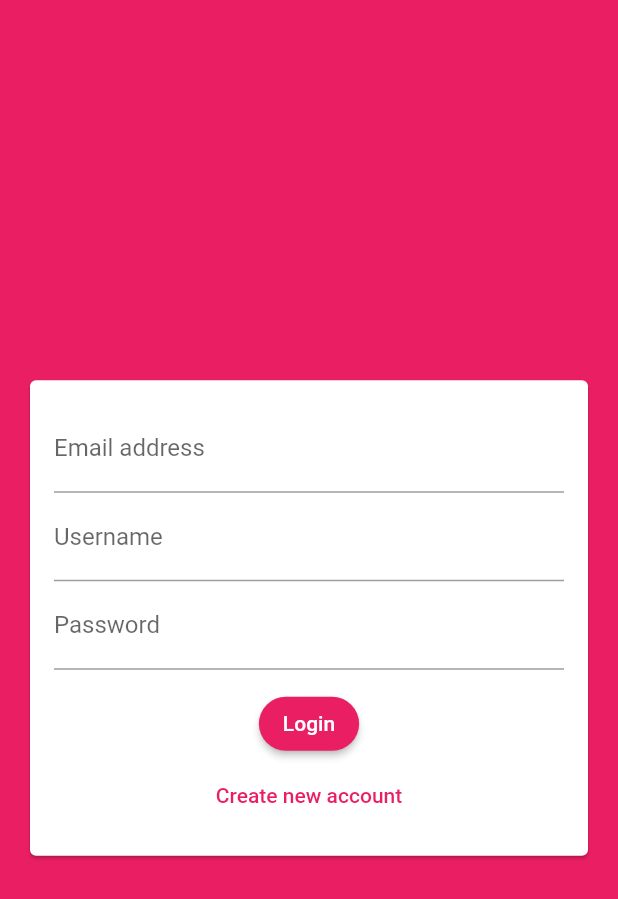
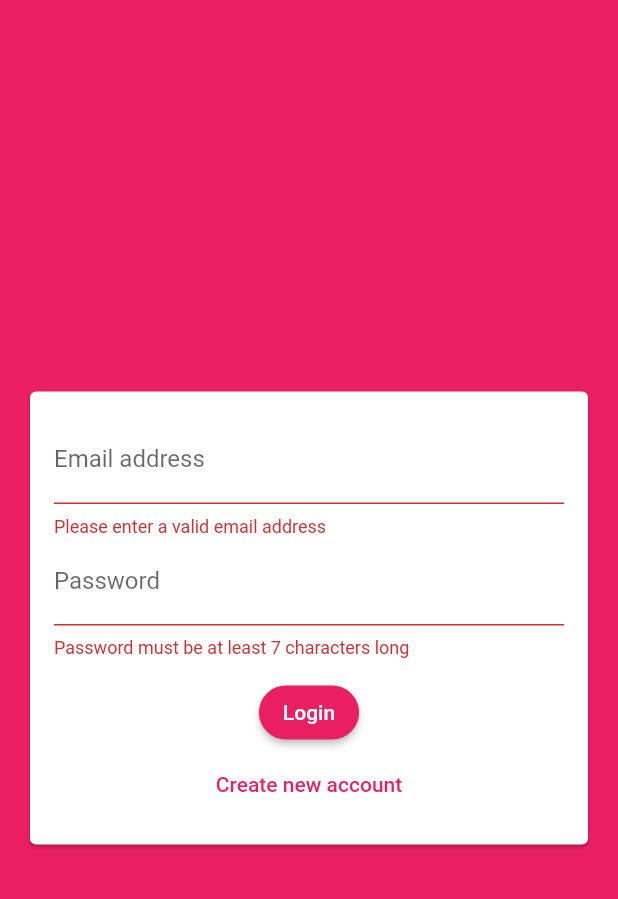
Before and after one commit to Safeheaded/chat_app, a Flutter app: the screen it shows after launch, after a tap on "Login", on a phone screen of 412 x 824 dp. Shown: the top 899 px of the screen. Run offline on Flutter 3.47's test engine with Material 2 defaults, Android fonts, the phone set to English and light mode, and no system bars; our stand-ins replace cloud_firestore, firebase_auth, firebase_core; accounts and stored records are empty.

```diff
--- a/lib/main.dart
+++ b/lib/main.dart
@@ -1,6 +1,7 @@
 import 'package:chat_app/firebase_options.dart';
 import 'package:chat_app/screens/auth_screen.dart';
 import 'package:chat_app/screens/chat_screen.dart';
+import 'package:firebase_auth/firebase_auth.dart';
 import 'package:firebase_core/firebase_core.dart';
 import 'package:flutter/material.dart';
 
@@ -9,6 +10,7 @@ Future<void> main() async {
   await Firebase.initializeApp(
     options: DefaultFirebaseOptions.currentPlatform,
   );
+  // await FirebaseAuth.instance.useAuthEmulator('localhost', 9099);
   runApp(const MyApp());
 }
 
@@ -36,6 +38,14 @@ class MyApp extends StatelessWidget {
                 colorScheme: ThemeData()
                     .colorScheme
                     .copyWith(secondary: Colors.deepPurple)),
-        home: const AuthScreen());
+        home: StreamBuilder(
+          stream: FirebaseAuth.instance.authStateChanges(),
+          builder: ((context, snapshot) {
+            if (snapshot.hasData) {
+              return const ChatScreen();
+            }
+            return const AuthScreen();
+          }),
+        ));
   }
 }
--- a/lib/screens/auth_screen.dart
+++ b/lib/screens/auth_screen.dart
@@ -1,4 +1,6 @@
 import 'package:chat_app/widgets/auth_form.dart';
+import 'package:cloud_firestore/cloud_firestore.dart';
+import 'package:firebase_auth/firebase_auth.dart';
 import 'package:flutter/material.dart';
 
 class AuthScreen extends StatefulWidget {
@@ -9,10 +11,53 @@ class AuthScreen extends StatefulWidget {
 }
 
 class _AuthScreenState extends State<AuthScreen> {
+  final _auth = FirebaseAuth.instance;
+  var _isLoading = false;
+
+  Future<void> _submitAuthForm(
+      String email, String password, String? username, bool isLogin) async {
+    UserCredential userCredential;
+    setState(() {
+      _isLoading = true;
+    });
+    try {
+      if (isLogin) {
+        userCredential = await _auth.signInWithEmailAndPassword(
+            email: email, password: password);
+      } else {
+        userCredential = await _auth.createUserWithEmailAndPassword(
+            email: email, password: password);
+        await FirebaseFirestore.instance
+            .collection('users')
+            .doc(userCredential.user?.uid)
+            .set({'username': username, 'email': email});
+      }
+    } on FirebaseAuthException catch (error) {
+      var message = 'Your password or email is incorrect';
+
+      if (error.message != null) {
+        message = error.message!;
+      }
+
+      ScaffoldMessenger.of(context).showSnackBar(SnackBar(
+        content: Text(message),
+        backgroundColor: Theme.of(context).errorColor,
+      ));
+    } catch (error) {
+      print(error);
+    } finally {
+      if (mounted) {
+        setState(() {
+          _isLoading = false;
+        });
+      }
+    }
+  }
+
   @override
   Widget build(BuildContext context) {
     return Scaffold(
         backgroundColor: Theme.of(context).primaryColor,
-        body: const AuthForm());
+        body: AuthForm(_submitAuthForm, _isLoading));
   }
 }
--- a/lib/widgets/auth_form.dart
+++ b/lib/widgets/auth_form.dart
@@ -1,13 +1,36 @@
 import 'package:flutter/material.dart';
 
 class AuthForm extends StatefulWidget {
-  const AuthForm({Key? key}) : super(key: key);
+  final void Function(
+      String email, String password, String? username, bool isLogin) submitFn;
+  final bool isLoading;
+  const AuthForm(this.submitFn, this.isLoading, {Key? key, required})
+      : super(key: key);
 
   @override
   State<AuthForm> createState() => _AuthFormState();
 }
 
 class _AuthFormState extends State<AuthForm> {
+  final _formKey = GlobalKey<FormState>();
+  var _isLogin = true;
+  String? _userEmail;
+  String? _userName;
+  String? _userPassword;
+
+  void _trySubmit() {
+    final isValid = _formKey.currentState?.validate() ?? false;
+
+    FocusScope.of(context).unfocus();
+
+    if (isValid) {
+      _formKey.currentState?.save();
+
+      widget.submitFn(
+          _userEmail!.trim(), _userPassword!, _userName?.trim(), _isLogin);
+    }
+  }
+
   @override
   Widget build(BuildContext context) {
     return Center(
@@ -17,29 +40,74 @@ class _AuthFormState extends State<AuthForm> {
           child: Padding(
             padding: const EdgeInsets.all(16),
             child: Form(
+              key: _formKey,
               child: Column(mainAxisSize: MainAxisSize.min, children: [
                 TextFormField(
+                  key: const ValueKey('email'),
+                  validator: (value) {
+                    if (value == null ||
+                        value.isEmpty ||
+                        !value.contains('@')) {
+                      return 'Please enter a valid email address';
+                    }
+                    return null;
+                  },
                   keyboardType: TextInputType.emailAddress,
                   decoration: const InputDecoration(labelText: 'Email address'),
+                  onSaved: ((value) {
+                    _userEmail = value;
+                  }),
                 ),
+                if (!_isLogin)
+                  TextFormField(
+                    key: const ValueKey('username'),
+                    validator: ((value) {
+                      if (value == null || value.isEmpty || value.length < 4) {
+                        return 'Please enter at least 4 characters';
+                      }
+                      return null;
+                    }),
+                    decoration: const InputDecoration(labelText: 'Username'),
+                    onSaved: ((value) {
+                      _userName = value;
+                    }),
+                  ),
                 TextFormField(
-                  decoration: const InputDecoration(labelText: 'Username'),
-                ),
-                TextFormField(
+                  key: const ValueKey('password'),
+                  validator: ((value) {
+                    if (value == null || value.isEmpty || value.length < 7) {
+                      return 'Password must be at least 7 characters long';
+                    }
+                    return null;
+                  }),
                   decoration: const InputDecoration(labelText: 'Password'),
                   obscureText: true,
+                  onSaved: ((value) {
+                    _userPassword = value;
+                  }),
                 ),
                 const SizedBox(
                   height: 12,
                 ),
-                ElevatedButton(onPressed: () {}, child: const Text('Login')),
-                TextButton(
-                  child: Text(
-                    'Create new account',
-                    style: TextStyle(color: Theme.of(context).primaryColor),
-                  ),
-                  onPressed: () {},
-                )
+                if (widget.isLoading) const CircularProgressIndicator(),
+                if (!widget.isLoading)
+                  ElevatedButton(
+                      onPressed: _trySubmit,
+                      child: Text(_isLogin ? 'Login' : 'Sign Up')),
+                if (!widget.isLoading)
+                  TextButton(
+                    child: Text(
+                      _isLogin
+                          ? 'Create new account'
+                          : 'I already have an account',
+                      style: TextStyle(color: Theme.of(context).primaryColor),
+                    ),
+                    onPressed: () {
+                      setState(() {
+                        _isLogin = !_isLogin;
+                      });
+                    },
+                  )
               ]),
             ),
           ),
--- a/pubspec.yaml
+++ b/pubspec.yaml
@@ -36,6 +36,7 @@ dependencies:
   cupertino_icons: ^1.0.2
   cloud_firestore: ^3.4.6
   firebase_core: ^1.21.1
+  firebase_auth: ^3.7.0
 
 dev_dependencies:
   flutter_test:
```
Also changed, not shown: lib/screens/chat_screen.dart (+30 -0 lines), pubspec.lock, 1 other file.
